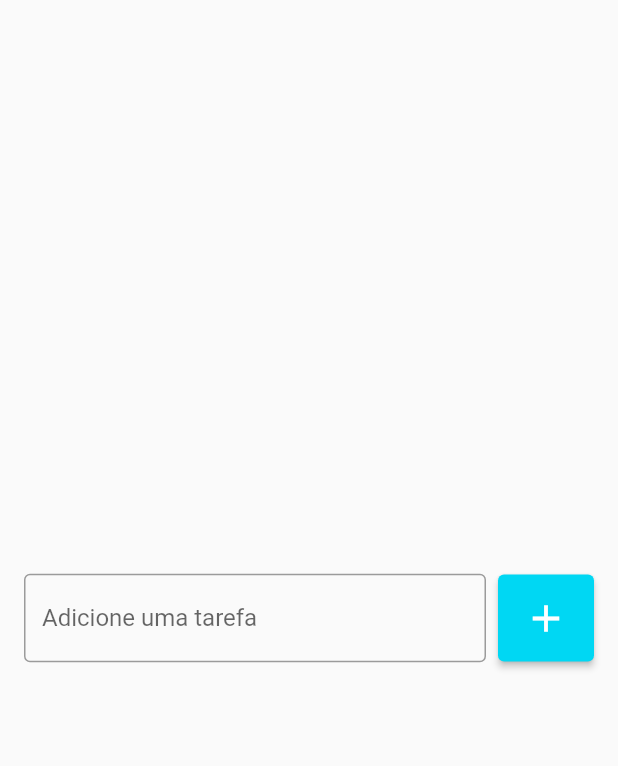
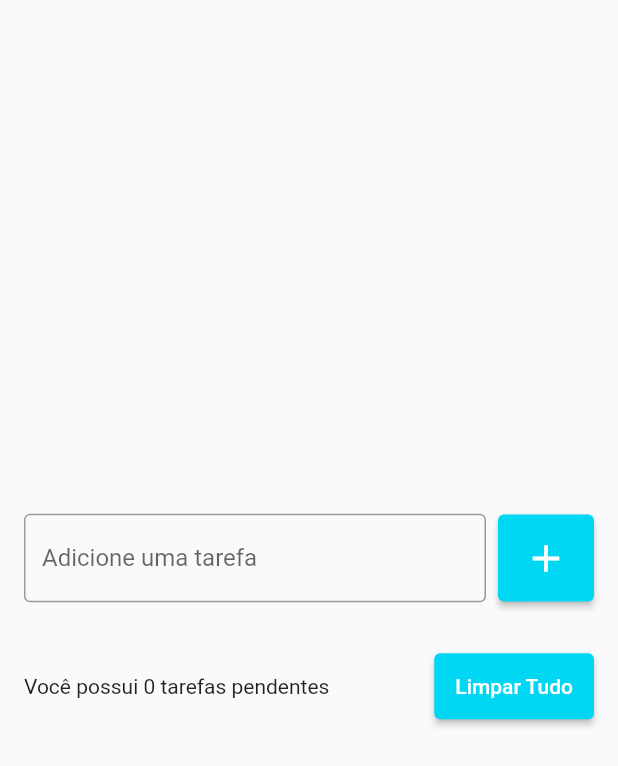
Before and after one commit to RenatoRosaFranco/flutter-todo, a Flutter app: the screen it shows after launch, on a phone screen of 412 x 824 dp. Shown: the top 766 px of the screen. Run offline on Flutter 3.47's test engine with Material 2 defaults, Android fonts, the phone set to English and light mode, and no system bars.

Commit message:
Added bottom task counter and clear all button to layout

```diff
--- a/lib/pages/todo_list_page.dart
+++ b/lib/pages/todo_list_page.dart
@@ -13,7 +13,10 @@ class TodoListPage extends StatelessWidget {
       body: Center(
         child: Padding(
           padding: const EdgeInsets.symmetric(horizontal: 16),
-          child: Row(
+          child: Column(
+            mainAxisSize: MainAxisSize.min,
+            children: [
+              Row(
                 children: [
                   const Expanded(
                     child: TextField(
@@ -39,6 +42,29 @@ class TodoListPage extends StatelessWidget {
                   ),
                 ],
               ),
+              const SizedBox(height: 16),
+              Row(),
+              const SizedBox(height: 16),
+              Row(
+                children: [
+                  const Expanded(
+                      child: Text(
+                          'Você possui 0 tarefas pendentes'
+                      )
+                  ),
+                  const SizedBox(width: 8),
+                  ElevatedButton(
+                      onPressed: () { },
+                    style: ElevatedButton.styleFrom(
+                      primary: const Color(0xff00d7f3),
+                      padding: const EdgeInsets.all(14)
+                    ),
+                      child: const Text('Limpar Tudo'),
+                  )
+                ],
+              )
+            ],
+          ),
         ),
       ),
     );
```
Lines whose indentation alone changed are shown as unchanged.
